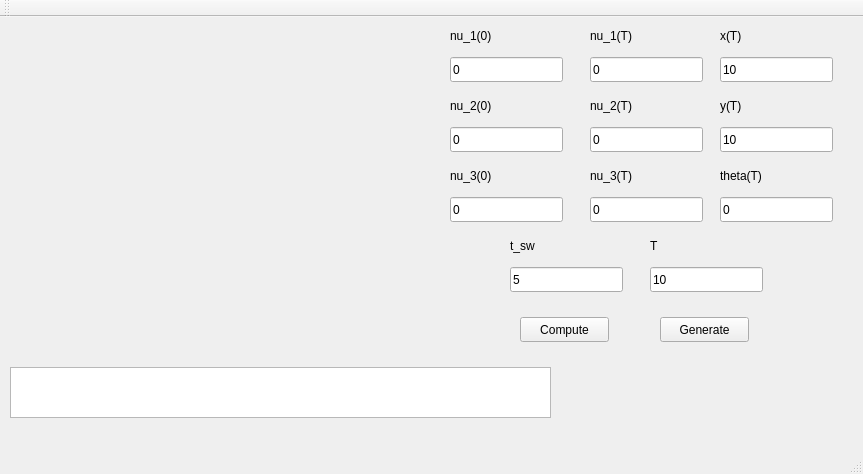
Old version of the form mainwindow.ui in the repository DifferentialOrange/custom-omni-wheel-vehicle-control.
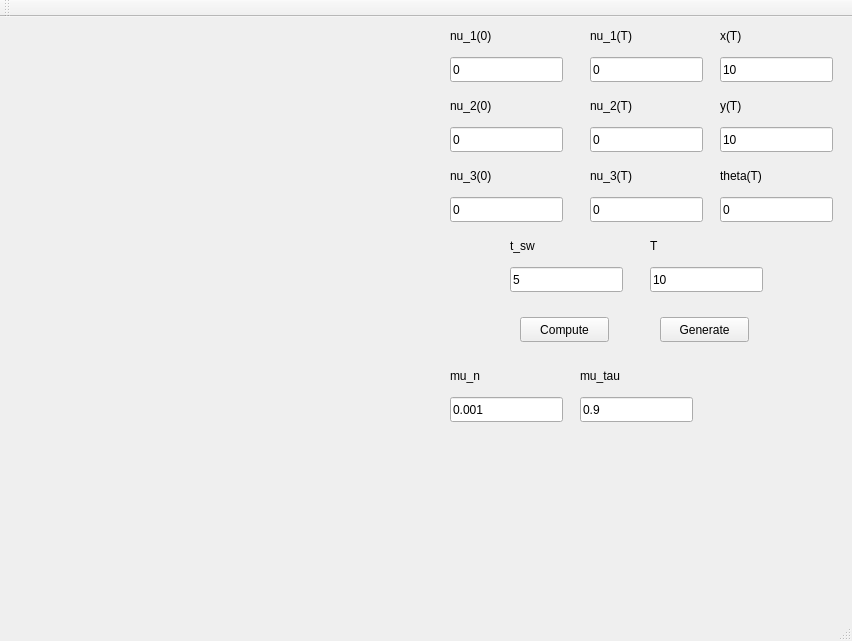
New version of the form. Custom widgets are drawn as their Qt base class.

Commit message: Plot friction model

```diff
--- a/mainwindow.ui
+++ b/mainwindow.ui
@@ -6,8 +6,8 @@
    <rect>
     <x>0</x>
     <y>0</y>
-    <width>863</width>
-    <height>474</height>
+    <width>852</width>
+    <height>641</height>
    </rect>
   </property>
   <property name="windowTitle">
@@ -336,16 +336,68 @@
      <string>Generate</string>
     </property>
    </widget>
-   <widget class="QTextBrowser" name="textBrowser_controls">
+   <widget class="QCustomPlot" name="PlotWidget_speed_coef" native="true">
     <property name="geometry">
      <rect>
       <x>10</x>
       <y>350</y>
-      <width>541</width>
-      <height>51</height>
+      <width>431</width>
+      <height>211</height>
      </rect>
     </property>
    </widget>
+   <widget class="QLineEdit" name="lineEdit_mu_n">
+    <property name="geometry">
+     <rect>
+      <x>450</x>
+      <y>380</y>
+      <width>113</width>
+      <height>25</height>
+     </rect>
+    </property>
+    <property name="text">
+     <string>0.001</string>
+    </property>
+   </widget>
+   <widget class="QLineEdit" name="lineEdit_mu_tau">
+    <property name="geometry">
+     <rect>
+      <x>580</x>
+      <y>380</y>
+      <width>113</width>
+      <height>25</height>
+     </rect>
+    </property>
+    <property name="text">
+     <string>0.9</string>
+    </property>
+   </widget>
+   <widget class="QLabel" name="label_12">
+    <property name="geometry">
+     <rect>
+      <x>450</x>
+      <y>350</y>
+      <width>67</width>
+      <height>17</height>
+     </rect>
+    </property>
+    <property name="text">
+     <string>mu_n</string>
+    </property>
+   </widget>
+   <widget class="QLabel" name="label_13">
+    <property name="geometry">
+     <rect>
+      <x>580</x>
+      <y>350</y>
+      <width>67</width>
+      <height>17</height>
+     </rect>
+    </property>
+    <property name="text">
+     <string>mu_tau</string>
+    </property>
+   </widget>
   </widget>
   <widget class="QMenuBar" name="menuBar">
    <property name="geometry">
```
Left out of the diff: 2 changed lines with no effect on the pictures. The commit also changes 5 other files.
